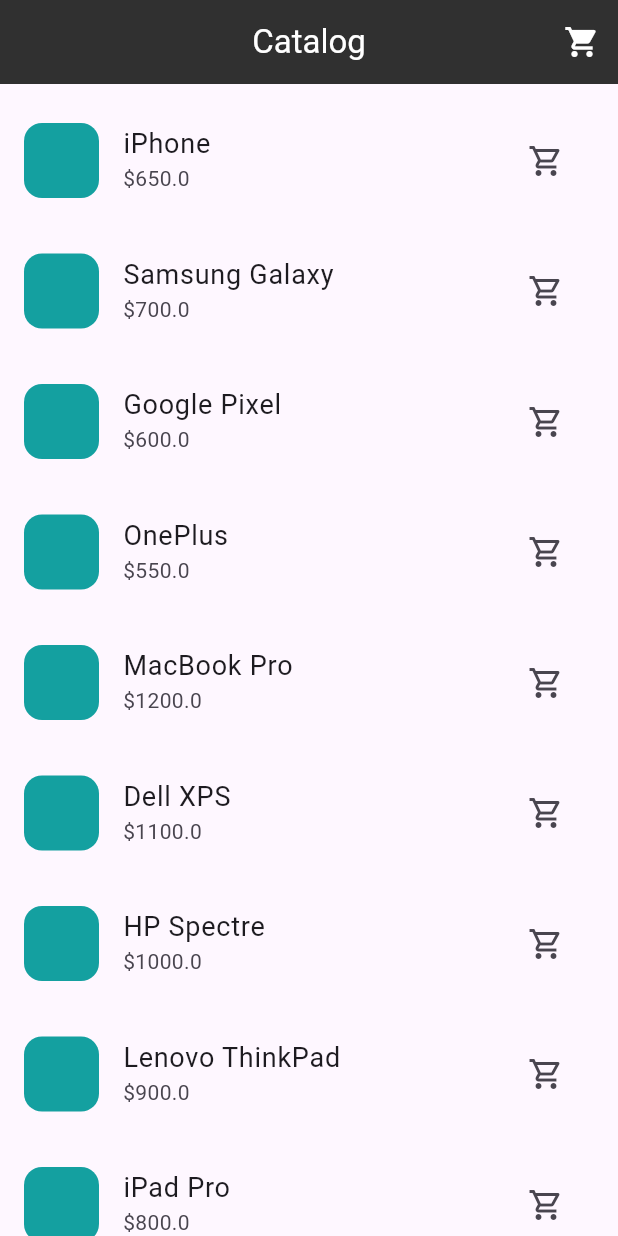
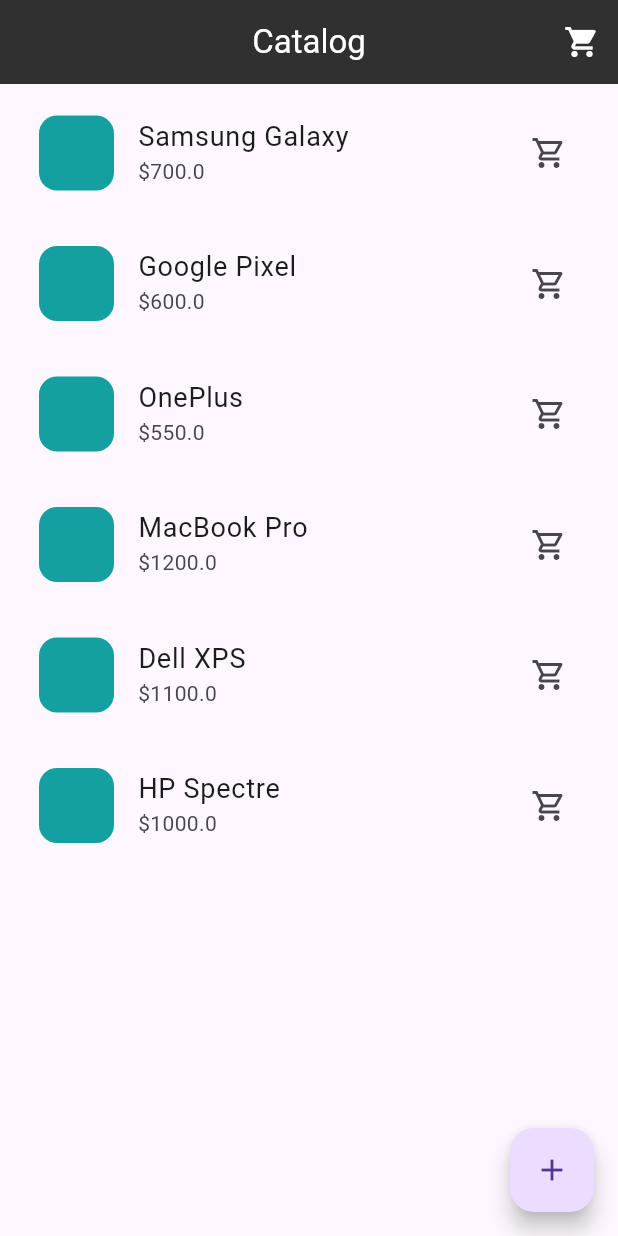
Before and after one commit to msx-git/flutter_day_44, a Flutter app: the screen it shows after launch, on a phone screen of 412 x 824 dp. Run offline on Flutter 3.47's test engine with Material 3 defaults, Android fonts, the phone set to English and light mode, and no system bars.

Commit message:
Adding product is done.

```diff
--- a/lib/controllers/products_controller.dart
+++ b/lib/controllers/products_controller.dart
@@ -4,19 +4,8 @@
 
 import '../models/product.dart';
 
-class ProductsController {
+class ProductsController with ChangeNotifier {
   final List<Product> _list = [
-    Product(
-      id: UniqueKey().toString(),
-      title: "iPhone",
-      color: Color.fromARGB(
-        255,
-        Random().nextInt(200),
-        Random().nextInt(200),
-        Random().nextInt(200),
-      ),
-      price: 650,
-    ),
     Product(
       id: UniqueKey().toString(),
       title: "Samsung Galaxy",
@@ -59,215 +48,26 @@
           Random().nextInt(200)),
       price: 1000,
     ),
-    Product(
-      id: UniqueKey().toString(),
-      title: "Lenovo ThinkPad",
-      color: Color.fromARGB(255, Random().nextInt(200), Random().nextInt(200),
-          Random().nextInt(200)),
-      price: 900,
-    ),
-    Product(
-      id: UniqueKey().toString(),
-      title: "iPad Pro",
-      color: Color.fromARGB(255, Random().nextInt(200), Random().nextInt(200),
-          Random().nextInt(200)),
-      price: 800,
-    ),
-    Product(
-      id: UniqueKey().toString(),
-      title: "Samsung Tab",
-      color: Color.fromARGB(255, Random().nextInt(200), Random().nextInt(200),
-          Random().nextInt(200)),
-      price: 750,
-    ),
-    Product(
-      id: UniqueKey().toString(),
-      title: "Sony WH-1000XM4",
-      color: Color.fromARGB(255, Random().nextInt(200), Random().nextInt(200),
-          Random().nextInt(200)),
-      price: 350,
-    ),
-    Product(
-      id: UniqueKey().toString(),
-      title: "Bose QuietComfort",
-      color: Color.fromARGB(255, Random().nextInt(200), Random().nextInt(200),
-          Random().nextInt(200)),
-      price: 300,
-    ),
-    Product(
-      id: UniqueKey().toString(),
-      title: "JBL Flip",
-      color: Color.fromARGB(255, Random().nextInt(200), Random().nextInt(200),
-          Random().nextInt(200)),
-      price: 100,
-    ),
-    Product(
-      id: UniqueKey().toString(),
-      title: "Amazon Echo",
-      color: Color.fromARGB(255, Random().nextInt(200), Random().nextInt(200),
-          Random().nextInt(200)),
-      price: 90,
-    ),
-    Product(
-      id: UniqueKey().toString(),
-      title: "Google Nest",
-      color: Color.fromARGB(255, Random().nextInt(200), Random().nextInt(200),
-          Random().nextInt(200)),
-      price: 80,
-    ),
-    Product(
-      id: UniqueKey().toString(),
-      title: "Apple Watch",
-      color: Color.fromARGB(255, Random().nextInt(200), Random().nextInt(200),
-          Random().nextInt(200)),
-      price: 400,
-    ),
-    Product(
-      id: UniqueKey().toString(),
-      title: "Samsung Galaxy Watch",
-      color: Color.fromARGB(255, Random().nextInt(200), Random().nextInt(200),
-          Random().nextInt(200)),
-      price: 350,
-    ),
-    Product(
-      id: UniqueKey().toString(),
-      title: "Fitbit Charge",
-      color: Color.fromARGB(255, Random().nextInt(200), Random().nextInt(200),
-          Random().nextInt(200)),
-      price: 150,
-    ),
-    Product(
-      id: UniqueKey().toString(),
-      title: "GoPro Hero",
-      color: Color.fromARGB(255, Random().nextInt(200), Random().nextInt(200),
-          Random().nextInt(200)),
-      price: 300,
-    ),
-    Product(
-      id: UniqueKey().toString(),
-      title: "Canon EOS",
-      color: Color.fromARGB(255, Random().nextInt(200), Random().nextInt(200),
-          Random().nextInt(200)),
-      price: 800,
-    ),
-    Product(
-      id: UniqueKey().toString(),
-      title: "Nikon D3500",
-      color: Color.fromARGB(255, Random().nextInt(200), Random().nextInt(200),
-          Random().nextInt(200)),
-      price: 600,
-    ),
-    Product(
-      id: UniqueKey().toString(),
-      title: "Sony Alpha",
-      color: Color.fromARGB(255, Random().nextInt(200), Random().nextInt(200),
-          Random().nextInt(200)),
-      price: 900,
-    ),
-    Product(
-      id: UniqueKey().toString(),
-      title: "DJI Mavic",
-      color: Color.fromARGB(255, Random().nextInt(200), Random().nextInt(200),
-          Random().nextInt(200)),
-      price: 1000,
-    ),
-    Product(
-      id: UniqueKey().toString(),
-      title: "Microsoft Surface",
-      color: Color.fromARGB(255, Random().nextInt(200), Random().nextInt(200),
-          Random().nextInt(200)),
-      price: 1100,
-    ),
-    Product(
-      id: UniqueKey().toString(),
-      title: "Razer Blade",
-      color: Color.fromARGB(255, Random().nextInt(200), Random().nextInt(200),
-          Random().nextInt(200)),
-      price: 1500,
-    ),
-    Product(
-        id: UniqueKey().toString(),
-        title: "Ergonomic Keyboard",
-        color: const Color.fromARGB(255, 128, 181, 247),
-        price: 723.45),
-    Product(
-        id: UniqueKey().toString(),
-        title: "Noise-Cancelling Headphones",
-        color: const Color.fromARGB(255, 34, 139, 34),
-        price: 289.99),
-    Product(
-        id: UniqueKey().toString(),
-        title: "Smart Watch",
-        color: const Color.fromARGB(255, 0, 176, 255),
-        price: 499.00),
-    Product(
-        id: UniqueKey().toString(),
-        title: "Portable Projector",
-        color: const Color.fromARGB(255, 255, 215, 0),
-        price: 378.12),
-    Product(
-        id: UniqueKey().toString(),
-        title: "Wireless Charger",
-        color: const Color.fromARGB(255, 85, 85, 85),
-        price: 34.50),
-    Product(
-        id: UniqueKey().toString(),
-        title: "Coffee Maker",
-        color: const Color.fromARGB(255, 220, 20, 60),
-        price: 159.95),
-    Product(
-        id: UniqueKey().toString(),
-        title: "Air Purifier",
-        color: const Color.fromARGB(255, 173, 216, 230),
-        price: 521.78),
-    Product(
-        id: UniqueKey().toString(),
-        title: "Drone with Camera",
-        color: const Color.fromARGB(255, 102, 102, 102),
-        price: 895.33),
-    Product(
-        id: UniqueKey().toString(),
-        title: "VR Headset",
-        color: const Color.fromARGB(255, 44, 62, 80),
-        price: 642.09),
-    Product(
-        id: UniqueKey().toString(),
-        title: "Instant Camera",
-        color: const Color.fromARGB(255, 255, 165, 0),
-        price: 239.87),
-    Product(
-        id: UniqueKey().toString(),
-        title: "Robot Vacuum Cleaner",
-        color: const Color.fromARGB(255, 0, 0, 0),
-        price: 799.00),
-    Product(
-        id: UniqueKey().toString(),
-        title: "Portable Speaker",
-        color: const Color.fromARGB(255, 238, 130, 238),
-        price: 187.65),
-    Product(
-        id: UniqueKey().toString(),
-        title: "Mechanical Keyboard",
-        color: const Color.fromARGB(255, 139, 69, 19),
-        price: 215.99),
-    Product(
-        id: UniqueKey().toString(),
-        title: "3D Printer",
-        color: const Color.fromARGB(255, 255, 165, 0),
-        price: 849.50),
-    Product(
-        id: UniqueKey().toString(),
-        title: "Electric Scooter",
-        color: const Color.fromARGB(255, 0, 128, 0),
-        price: 589.24),
-    Product(
-        id: UniqueKey().toString(),
-        title: "Noise-Cancelling Earbuds",
-        color: const Color.fromARGB(255, 255, 255, 255),
-        price: 199.00),
   ];
 
   List<Product> get list {
     return [..._list];
   }
+
+  void addProduct(String title, double price) {
+    _list.add(
+      Product(
+        id: UniqueKey().toString(),
+        title: title,
+        color: Color.fromARGB(
+          255,
+          Random().nextInt(200),
+          Random().nextInt(200),
+          Random().nextInt(200),
+        ),
+        price: price,
+      ),
+    );
+    notifyListeners();
+  }
 }
--- a/lib/main.dart
+++ b/lib/main.dart
@@ -1,4 +1,5 @@
 import 'package:flutter/material.dart';
+import 'package:flutter_day_44/controllers/products_controller.dart';
 import 'package:provider/provider.dart';
 
 import 'controllers/cart_controller.dart';
@@ -19,6 +20,9 @@
         ChangeNotifierProvider(create: (ctx) {
           return CartController();
         }),
+        ChangeNotifierProvider(create: (ctx) {
+          return ProductsController();
+        }),
       ],
       builder: (context, child) {
         return const MaterialApp(
--- a/lib/views/screens/products_screen.dart
+++ b/lib/views/screens/products_screen.dart
@@ -4,6 +4,7 @@
 
 import '../../controllers/products_controller.dart';
 import '../../models/product.dart';
+import '../widgets/add_product_sheet.dart';
 import '../widgets/product_item.dart';
 import 'cart_screen.dart';
 
@@ -12,7 +13,7 @@
 
   @override
   Widget build(BuildContext context) {
-    final productsController = ProductsController();
+    final products = context.watch<ProductsController>().list;
     return Scaffold(
       appBar: AppBar(
         backgroundColor: const Color(0xff303030),
@@ -37,11 +38,19 @@
         shadowColor: Colors.transparent,
         surfaceTintColor: Colors.transparent,
       ),
-      body: ListView.separated(
-        padding: const EdgeInsets.symmetric(vertical: 15),
-        itemCount: productsController.list.length,
+      body: products.isEmpty
+          ? const Center(
+              child: Text(
+                "No products\n\nTo add a product click  +  button",
+                textAlign: TextAlign.center,
+                style: TextStyle(fontSize: 20),
+              ),
+            )
+          : ListView.separated(
+              padding: const EdgeInsets.only(top: 10,bottom: 50,left: 10,right: 10),
+              itemCount: products.length,
               itemBuilder: (context, index) {
-          final product = productsController.list[index];
+                final product = products[index];
                 return ChangeNotifierProvider<Product>.value(
                   value: product,
                   builder: (context, child) {
@@ -51,6 +60,18 @@
               },
               separatorBuilder: (context, index) => const SizedBox(height: 15),
             ),
+      floatingActionButton: FloatingActionButton(
+        onPressed: () {
+          showModalBottomSheet(
+            isScrollControlled: true,
+            context: context,
+            builder: (context) {
+              return AddProductSheet();
+            },
+          );
+        },
+        child: const Icon(Icons.add),
+      ),
     );
   }
 }
--- /dev/null
+++ b/lib/views/widgets/add_product_sheet.dart
@@ -0,0 +1,90 @@
+import 'package:flutter/material.dart';
+import 'package:flutter_day_44/utils/extensions.dart';
+import 'package:provider/provider.dart';
+
+import '../../controllers/products_controller.dart';
+
+class AddProductSheet extends StatelessWidget {
+  AddProductSheet({super.key});
+
+  static final formKey = GlobalKey<FormState>();
+
+  final titleController = TextEditingController();
+  final priceController = TextEditingController();
+
+  @override
+  Widget build(BuildContext context) {
+    return Form(
+      key: formKey,
+      child: Padding(
+        padding: const EdgeInsets.symmetric(horizontal: 18.0),
+        child: Column(
+          mainAxisSize: MainAxisSize.min,
+          children: [
+            12.height,
+            const Text(
+              'Add product',
+              style: TextStyle(fontSize: 18),
+            ),
+            12.height,
+            TextFormField(
+              controller: titleController,
+              textInputAction: TextInputAction.next,
+              decoration: const InputDecoration(labelText: 'Title'),
+              autofocus: true,
+              validator: (value) {
+                if (value!.trim().isEmpty) {
+                  return "Please, enter the title of the product!";
+                }
+                return null;
+              },
+            ),
+            12.height,
+            TextFormField(
+              controller: priceController,
+              textInputAction: TextInputAction.done,
+              keyboardType: TextInputType.number,
+              decoration: const InputDecoration(labelText: 'Price'),
+              validator: (value) {
+                if (value!.trim().isEmpty) {
+                  return "Please, enter the price of the product!";
+                }
+                return null;
+              },
+            ),
+            16.height,
+            SizedBox(
+              width: double.infinity,
+              child: FilledButton(
+                onPressed: () {
+                  if (formKey.currentState!.validate()) {
+                    context.read<ProductsController>().addProduct(
+                          titleController.text,
+                          double.parse(priceController.text),
+                        );
+                    titleController.clear();
+                    priceController.clear();
+                    Navigator.pop(context);
+                  }
+                },
+                style: FilledButton.styleFrom(
+                  backgroundColor: const Color(0xff303030),
+                ),
+                child: const Text(
+                  'Add product',
+                  style: TextStyle(fontSize: 16),
+                ),
+              ),
+            ),
+            16.height,
+            Padding(
+              padding: EdgeInsets.only(
+                bottom: MediaQuery.of(context).viewInsets.bottom,
+              ),
+            )
+          ],
+        ),
+      ),
+    );
+  }
+}
--- a/lib/views/widgets/product_item.dart
+++ b/lib/views/widgets/product_item.dart
@@ -13,6 +13,8 @@
   Widget build(BuildContext context) {
     final product = Provider.of<Product>(context, listen: false);
     return ListTile(
+      onTap: () {},
+      hoverColor: Colors.red,
       leading: Container(
         decoration: BoxDecoration(
           color: Color.fromARGB(
@@ -34,8 +36,6 @@
       subtitle: Text("\$${product.price}"),
       trailing: Consumer<CartController>(
         builder: (context, controller, child) {
-          print(product.title);
-
           return controller.isInCart(product.id)
               ? Row(
                   mainAxisSize: MainAxisSize.min,
@@ -60,11 +60,9 @@
                     ),
                   ],
                 )
-              : IconButton(
-                  onPressed: () {
-                    controller.addToCart(product);
-                  },
-                  icon: const Icon(Icons.shopping_cart_outlined),
+              : GestureDetector(
+                  onTap: () => controller.addToCart(product),
+                  child: const Icon(Icons.shopping_cart_outlined),
                 );
         },
       ),
```
Lines whose indentation alone changed are shown as unchanged.
